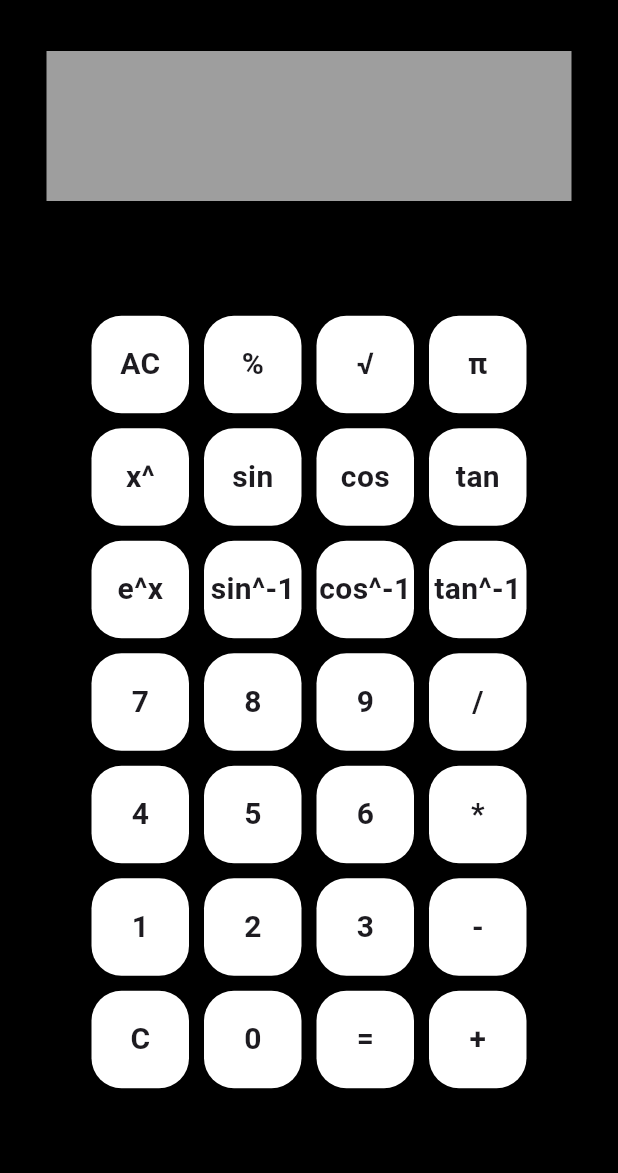
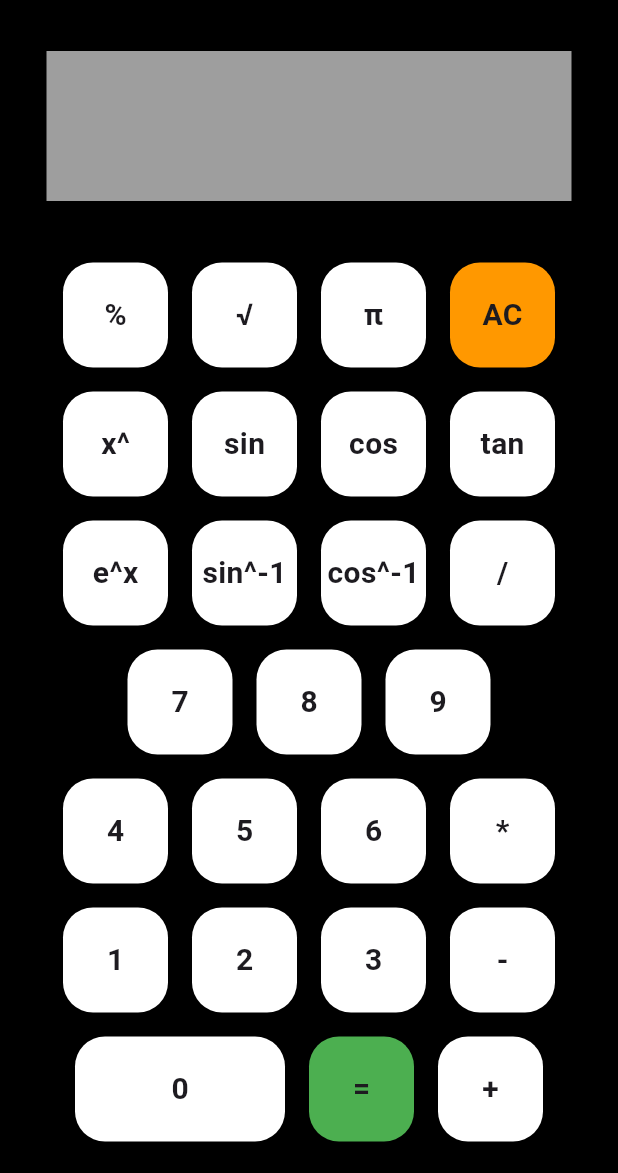
Before and after one commit to omar-albarakeh/advance-calculator, a Flutter app: the screen it shows after launch, on a phone screen of 412 x 824 dp, the part 63-1236 px from its top. Run offline on Flutter 3.47's test engine with Material 3 defaults, Android fonts, the phone set to English and light mode, and no system bars.

Commit message:
buttons labels updated

```diff
--- a/lib/calculator_button.dart
+++ b/lib/calculator_button.dart
@@ -1,19 +1,26 @@
 import 'package:flutter/material.dart';
 
 class CalculatorButton extends StatelessWidget {
-  final double size;
+  final double width;
+  final double height;
   final String label;
+  final Color color;
 
-  const CalculatorButton({super.key, this.size = 65, required this.label});
+  const CalculatorButton({
+    super.key,
+    this.width = 70,
+    this.height=70,
+    required this.label,
+    this.color= Colors.white});
 
   @override
   Widget build(BuildContext context) {
     return Container(
-      width: size,
-      height: size,
-      margin: EdgeInsets.all(5),
+      width: width,
+      height: height,
+      margin: EdgeInsets.all(8),
       decoration: BoxDecoration(
-        color: Colors.white,
+        color: color,
         borderRadius: BorderRadius.circular(20),
       ),
       child: Center(
--- a/lib/home.dart
+++ b/lib/home.dart
@@ -11,15 +11,34 @@ class Home extends StatefulWidget {
 class _HomeState extends State<Home> {
 
   final buttonlabels = [
-    ['AC', '%', '√', 'π' ],
+    ['%', '√', 'π' ,'AC'],
     ['x^','sin', 'cos', 'tan'],
-    ['e^x', 'sin^-1', 'cos^-1', 'tan^-1'],
-    ['7', '8', '9', '/'],
+    ['e^x', 'sin^-1', 'cos^-1', '/'],
+    ['7', '8', '9', ],
     ['4', '5', '6', '*'],
     ['1', '2', '3', '-'],
-    ['C', '0', '=', '+'],
+    ['0', '=', '+'],
   ];
 
+  Color getButtonColor(String label) {
+    switch (label) {
+      case 'AC':
+        return Colors.orange;
+      case '=':
+        return Colors.green;
+      default:
+        return Colors.white;
+    }
+  }
+
+  double getButtonWidth(String label){
+    switch(label){
+      case "0":
+        return 140;
+      default:
+        return 70;
+    }
+  }
   @override
   Widget build(BuildContext context) {
     return Scaffold(
@@ -53,7 +72,11 @@ class _HomeState extends State<Home> {
                     crossAxisAlignment: CrossAxisAlignment.center,
                     children:row.map((label){
                      return CalculatorButton(
-                         label: label);
+                       width: getButtonWidth(label),
+                         label: label,
+                     color: getButtonColor(label),
+                     )
+                     ;
                     }).toList(),
                   );
                 }).toList(),
```
